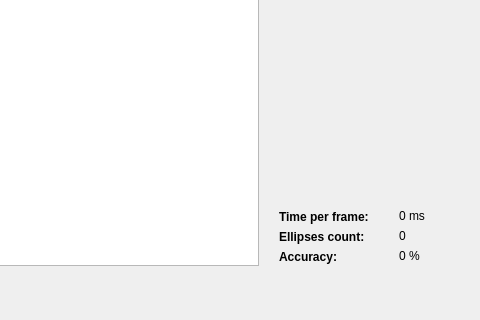
Qt form mainwindow.ui (Suryavf/CameraCalibration) before a commit; both pictures show x 1081 to 1561 and y 263 to 583 of the 1561 by 583 pixel window.
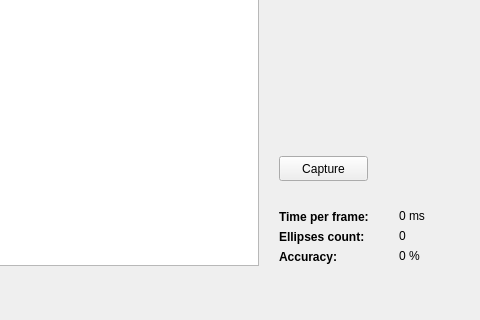
The same form after that commit.

What changed in the file:
```diff
--- a/mainwindow.ui
+++ b/mainwindow.ui
@@ -411,6 +411,19 @@
      <string>Total Avg. Error:</string>
     </property>
    </widget>
+   <widget class="QPushButton" name="pushButtonCapture">
+    <property name="geometry">
+     <rect>
+      <x>1360</x>
+      <y>400</y>
+      <width>89</width>
+      <height>25</height>
+     </rect>
+    </property>
+    <property name="text">
+     <string>Capture</string>
+    </property>
+   </widget>
   </widget>
   <widget class="QMenuBar" name="menuBar">
    <property name="geometry">
```
Left out of the diff: 17 changed lines with no effect on the pictures.
